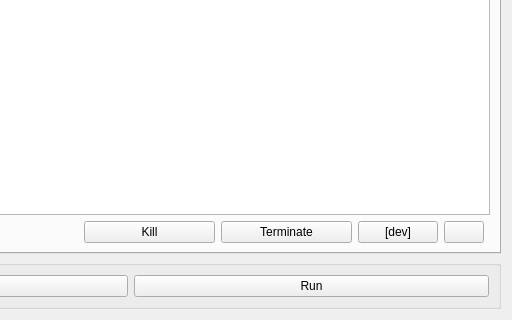
Old version of the form fire2am_dialog_base.ui in the repository fdobad/fire2am-kitral; both pictures show x 250 to 762 and y 298 to 618 of the 762 by 618 pixel window.
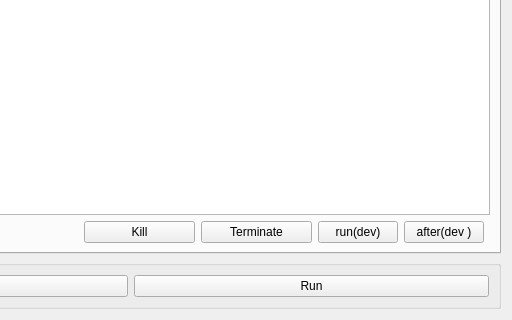
New version of the form. The open tabs and pages were chosen to show the change. Custom widgets are drawn as their Qt base class.

Commit message: renamed buttons run(dev) after(dev)

```diff
--- a/fire2am_dialog_base.ui
+++ b/fire2am_dialog_base.ui
@@ -521,7 +521,7 @@
        <item row="1" column="5">
         <widget class="QPushButton" name="pushButton">
          <property name="text">
-          <string/>
+          <string>after(dev )</string>
          </property>
         </widget>
        </item>
@@ -557,7 +557,7 @@
        <item row="1" column="4">
         <widget class="QPushButton" name="pushButton_dev">
          <property name="text">
-          <string>[dev]</string>
+          <string>run(dev)</string>
          </property>
         </widget>
        </item>
```
Left out of the diff: 6 changed lines with no effect on the pictures.
